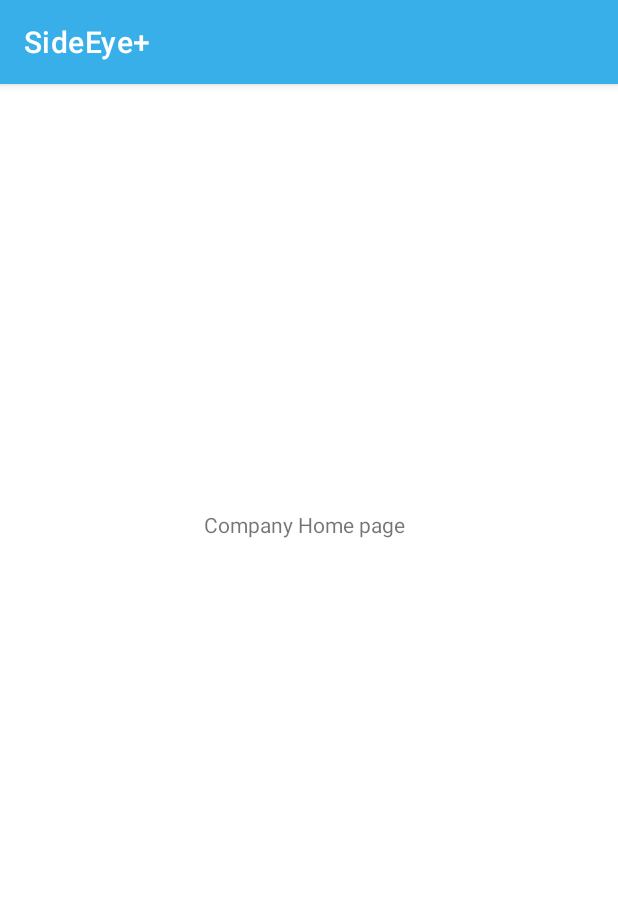
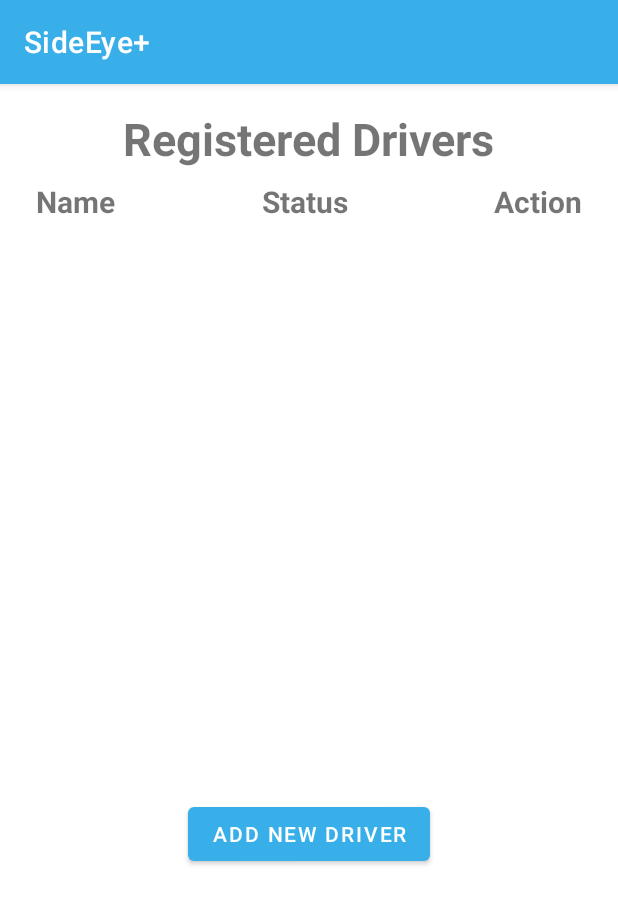
Before and after one commit to aydinbattal/SideEyePlus, an Android app: the HomeCompanyActivity screen opened directly, with no data from a screen before it, on a phone screen of 412 x 824 dp. Shown: the top 904 px of the screen. Run offline under Robolectric (Android 15) with nearby library versions, the phone set to English and light mode, and no system bars.

Commit message:
Implemented UI for company home page

```diff
--- a/app/src/main/res/layout/activity_home_company.xml
+++ b/app/src/main/res/layout/activity_home_company.xml
@@ -4,15 +4,80 @@
     xmlns:tools="http://schemas.android.com/tools"
     android:layout_width="match_parent"
     android:layout_height="match_parent"
+    android:padding="8dp"
     tools:context=".HomeCompanyActivity">
 
     <TextView
-        android:id="@+id/textView4"
+        android:id="@+id/tvTitleDrivers"
         android:layout_width="wrap_content"
         android:layout_height="wrap_content"
-        android:layout_marginStart="136dp"
-        android:layout_marginTop="284dp"
-        android:text="Company Home page"
+        android:layout_marginStart="8dp"
+        android:layout_marginTop="8dp"
+        android:layout_marginEnd="8dp"
+        android:text="Registered Drivers"
+        android:textSize="30sp"
+        android:textStyle="bold"
+        app:layout_constraintEnd_toEndOf="parent"
         app:layout_constraintStart_toStartOf="parent"
         app:layout_constraintTop_toTopOf="parent" />
+
+    <TextView
+        android:id="@+id/tvColumnName"
+        android:layout_width="wrap_content"
+        android:layout_height="wrap_content"
+        android:layout_marginStart="16dp"
+        android:layout_marginTop="8dp"
+        android:text="Name"
+        android:textSize="20sp"
+        android:textStyle="bold"
+        app:layout_constraintStart_toStartOf="parent"
+        app:layout_constraintTop_toBottomOf="@id/tvTitleDrivers" />
+
+    <TextView
+        android:id="@+id/tvColumnStatus"
+        android:layout_width="wrap_content"
+        android:layout_height="wrap_content"
+        android:layout_marginStart="8dp"
+        android:layout_marginTop="8dp"
+        android:layout_marginEnd="8dp"
+        android:text="Status"
+        android:textSize="20sp"
+        android:textStyle="bold"
+        app:layout_constraintEnd_toStartOf="@id/tvColumnAction"
+        app:layout_constraintStart_toEndOf="@id/tvColumnName"
+        app:layout_constraintTop_toBottomOf="@id/tvTitleDrivers" />
+
+    <TextView
+        android:id="@+id/tvColumnAction"
+        android:layout_width="wrap_content"
+        android:layout_height="wrap_content"
+        android:layout_marginTop="8dp"
+        android:layout_marginEnd="16dp"
+        android:text="Action"
+        android:textSize="20sp"
+        android:textStyle="bold"
+        app:layout_constraintEnd_toEndOf="parent"
+        app:layout_constraintTop_toBottomOf="@id/tvTitleDrivers" />
+
+    <androidx.recyclerview.widget.RecyclerView
+        android:id="@+id/rvGamesList"
+        android:layout_width="match_parent"
+        android:layout_height="wrap_content"
+        android:layout_marginTop="8dp"
+        app:layout_constraintEnd_toEndOf="parent"
+        app:layout_constraintStart_toStartOf="parent"
+        app:layout_constraintTop_toBottomOf="@+id/tvColumnStatus"
+        tools:listitem="@layout/custom_row_layout" />
+
+    <Button
+        android:id="@+id/button"
+        android:layout_width="wrap_content"
+        android:layout_height="wrap_content"
+        android:layout_marginTop="140dp"
+        android:text="Add New Driver"
+        app:layout_constraintBottom_toBottomOf="parent"
+        app:layout_constraintEnd_toEndOf="parent"
+        app:layout_constraintStart_toStartOf="parent"
+        app:layout_constraintTop_toBottomOf="@+id/rvGamesList" />
+
 </androidx.constraintlayout.widget.ConstraintLayout>
```
Also changed, not shown: app/src/main/res/layout/custom_row_layout.xml (added, +39 -0 lines).
